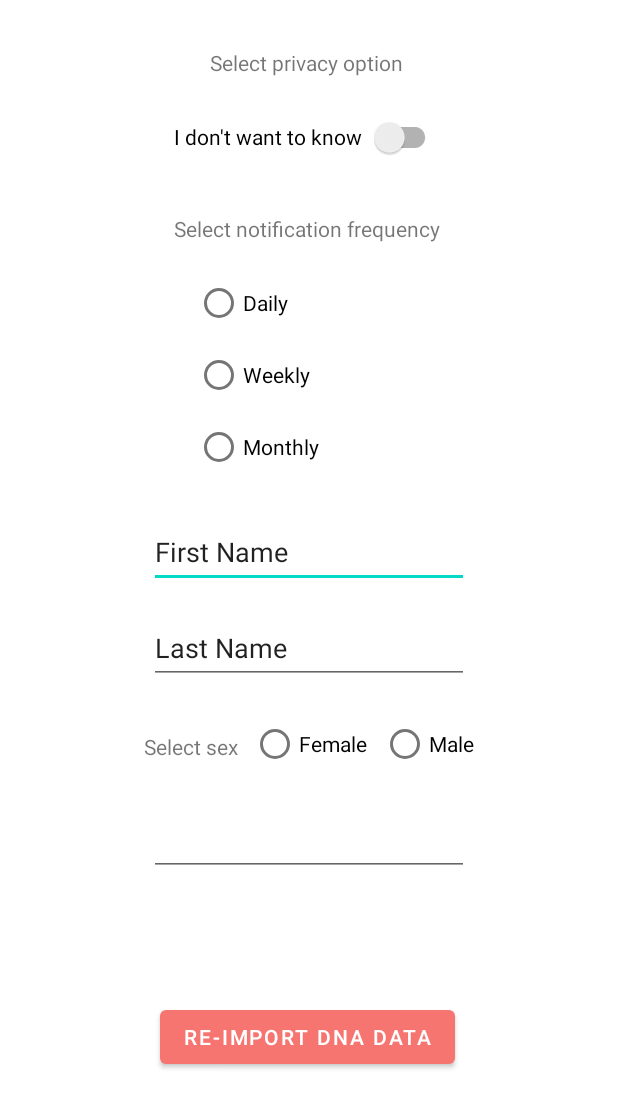
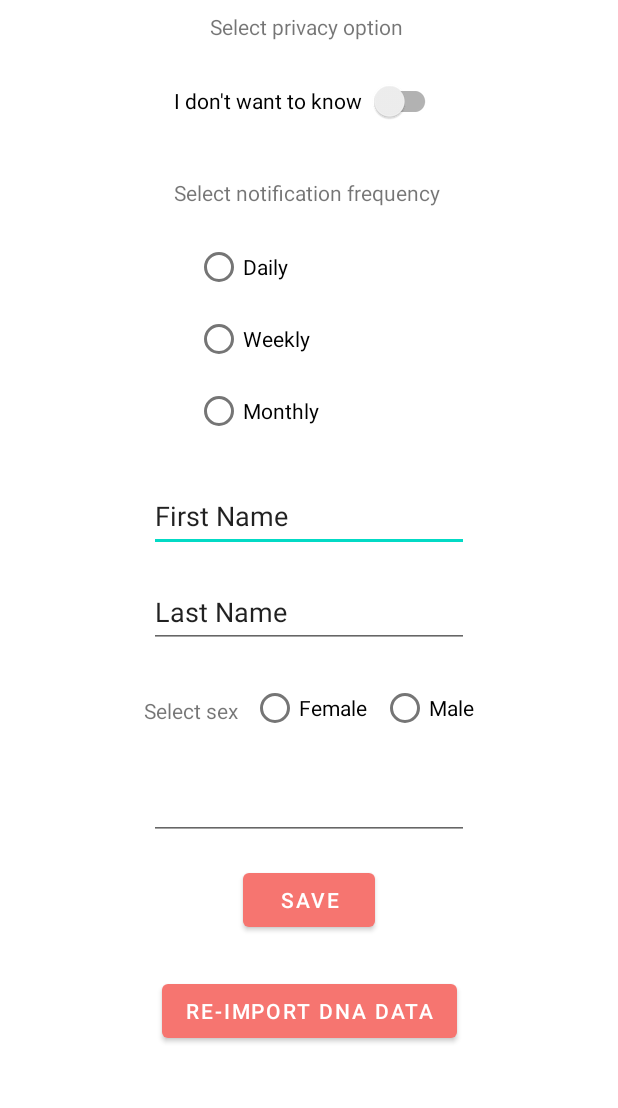
Before and after one commit to CristinaERoman/ShipIt2022, an Android app: the layout settings_activity.xml on its own in the app's theme, with its tools: preview values and no code run, on a phone screen of 412 x 824 dp. Shown: the top 1108 px of the screen. Run offline under Robolectric (Android 15) with nearby library versions, the phone set to English and light mode, and no system bars.

Commit message:
Settings save

```diff
--- a/BunnyGene/app/src/main/java/com/example/bunnygene/services/data/PatientDAO.java
+++ b/BunnyGene/app/src/main/java/com/example/bunnygene/services/data/PatientDAO.java
@@ -8,7 +8,7 @@ import android.provider.BaseColumns;
 import com.example.bunnygene.contract.PatientDTO;
 
 public class PatientDAO {
-    public static final String TABLE_NAME = "PatientDTO";
+    public static final String TABLE_NAME = "Patient";
     public static final String _ID = BaseColumns._ID;
     public static final String COLUMN_FIRST_NAME = "FirstName";
     public static final String COLUMN_LAST_NAME = "LastName";
@@ -25,8 +25,8 @@ public class PatientDAO {
                     COLUMN_LAST_NAME + " TEXT, " +
                     COLUMN_MIDDLE_NAME + " TEXT, " +
                     COLUMN_SEX + " TEXT, " +
-                    COLUMN_DATE_OF_BIRTH + " TEXT" +
-                    COLUMN_PRIVACY + " Binary " +
+                    COLUMN_DATE_OF_BIRTH + " TEXT," +
+                    COLUMN_PRIVACY + " Binary, " +
                     COLUMN_FREQUENCY + " TEXT " +
                     ")";
 
--- a/BunnyGene/app/src/main/res/layout/settings_activity.xml
+++ b/BunnyGene/app/src/main/res/layout/settings_activity.xml
@@ -14,16 +14,15 @@
             android:id="@+id/reImport"
             android:layout_width="wrap_content"
             android:layout_height="wrap_content"
-            android:layout_marginStart="16dp"
             android:layout_marginTop="8dp"
             android:text="Re-import DNA data"
             android:visibility="visible"
             app:layout_constraintBottom_toBottomOf="parent"
             app:layout_constraintEnd_toEndOf="parent"
-            app:layout_constraintHorizontal_bias="0.456"
+            app:layout_constraintHorizontal_bias="0.5"
             app:layout_constraintStart_toStartOf="parent"
-            app:layout_constraintTop_toBottomOf="@+id/editTextDate"
-            app:layout_constraintVertical_bias="0.408" />
+            app:layout_constraintTop_toBottomOf="@id/saveButton"
+            app:layout_constraintVertical_bias="0.125" />
 
         <androidx.appcompat.widget.SwitchCompat
             android:id="@+id/privacySwitch"
@@ -79,13 +78,13 @@
             android:layout_width="wrap_content"
             android:layout_height="19dp"
             android:layout_marginStart="140dp"
-            android:layout_marginTop="32dp"
+            android:layout_marginTop="8dp"
             android:text="Select privacy option"
             app:layout_constraintStart_toStartOf="parent"
             app:layout_constraintTop_toTopOf="parent" />
 
         <EditText
-            android:id="@+id/editTextTextPersonName2"
+            android:id="@+id/firstName"
             android:layout_width="wrap_content"
             android:layout_height="wrap_content"
             android:layout_marginTop="16dp"
@@ -99,7 +98,7 @@
             app:layout_constraintTop_toBottomOf="@+id/radioGroup" />
 
         <EditText
-            android:id="@+id/editTextTextPersonName3"
+            android:id="@+id/lastName"
             android:layout_width="wrap_content"
             android:layout_height="wrap_content"
             android:layout_marginTop="16dp"
@@ -110,7 +109,7 @@
             app:layout_constraintEnd_toEndOf="parent"
             app:layout_constraintHorizontal_bias="0.5"
             app:layout_constraintStart_toStartOf="parent"
-            app:layout_constraintTop_toBottomOf="@+id/editTextTextPersonName2" />
+            app:layout_constraintTop_toBottomOf="@+id/firstName" />
 
         <EditText
             android:id="@+id/editTextDate"
@@ -124,7 +123,8 @@
             app:layout_constraintEnd_toEndOf="parent"
             app:layout_constraintHorizontal_bias="0.5"
             app:layout_constraintStart_toStartOf="parent"
-            app:layout_constraintTop_toBottomOf="@+id/femaleButton" />
+            app:layout_constraintTop_toBottomOf="@+id/femaleButton"
+            tools:ignore="EditableContentDescCheck" />
 
         <RadioButton
             android:id="@+id/maleButton"
@@ -136,7 +136,7 @@
             app:layout_constraintEnd_toEndOf="parent"
             app:layout_constraintHorizontal_bias="0.5"
             app:layout_constraintStart_toEndOf="@+id/textView5"
-            app:layout_constraintTop_toBottomOf="@+id/editTextTextPersonName3"
+            app:layout_constraintTop_toBottomOf="@+id/lastName"
             app:layout_constraintVertical_bias="0.0" />
 
         <RadioButton
@@ -149,7 +149,7 @@
             app:layout_constraintEnd_toEndOf="parent"
             app:layout_constraintHorizontal_bias="0.5"
             app:layout_constraintStart_toStartOf="parent"
-            app:layout_constraintTop_toBottomOf="@+id/editTextTextPersonName3" />
+            app:layout_constraintTop_toBottomOf="@+id/lastName" />
 
         <TextView
             android:id="@+id/textView5"
@@ -161,7 +161,7 @@
             app:layout_constraintEnd_toStartOf="@+id/maleButton"
             app:layout_constraintHorizontal_bias="0.5"
             app:layout_constraintStart_toStartOf="parent"
-            app:layout_constraintTop_toBottomOf="@+id/editTextTextPersonName3"
+            app:layout_constraintTop_toBottomOf="@+id/lastName"
             app:layout_constraintVertical_bias="0.452" />
 
         <androidx.constraintlayout.widget.Guideline
@@ -171,6 +171,17 @@
             android:orientation="vertical"
             app:layout_constraintGuide_begin="20dp" />
 
+        <Button
+            android:id="@+id/saveButton"
+            android:layout_width="wrap_content"
+            android:layout_height="wrap_content"
+            android:layout_marginTop="16dp"
+            android:text="Save"
+            app:layout_constraintEnd_toEndOf="parent"
+            app:layout_constraintHorizontal_bias="0.5"
+            app:layout_constraintStart_toStartOf="parent"
+            app:layout_constraintTop_toBottomOf="@+id/editTextDate" />
+
     </androidx.constraintlayout.widget.ConstraintLayout>
 
     <com.google.android.material.chip.Chip
```
Also changed, not shown: BunnyGene/app/src/main/java/com/example/bunnygene/web/Settings.java (+30 -2 lines).
